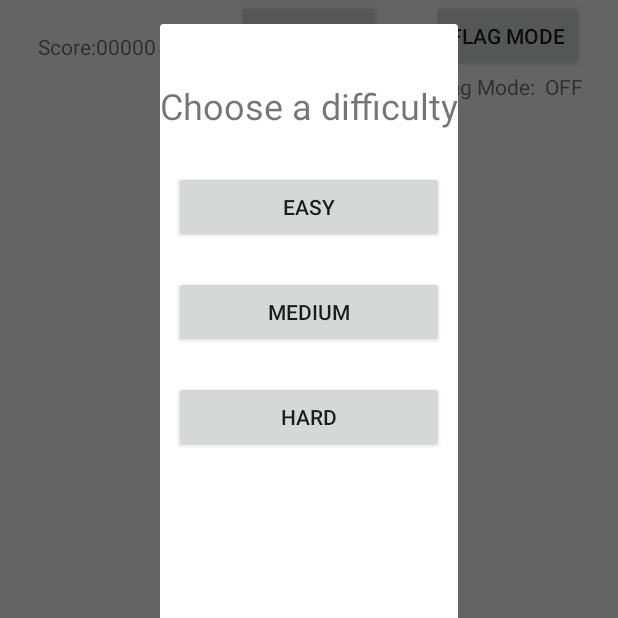
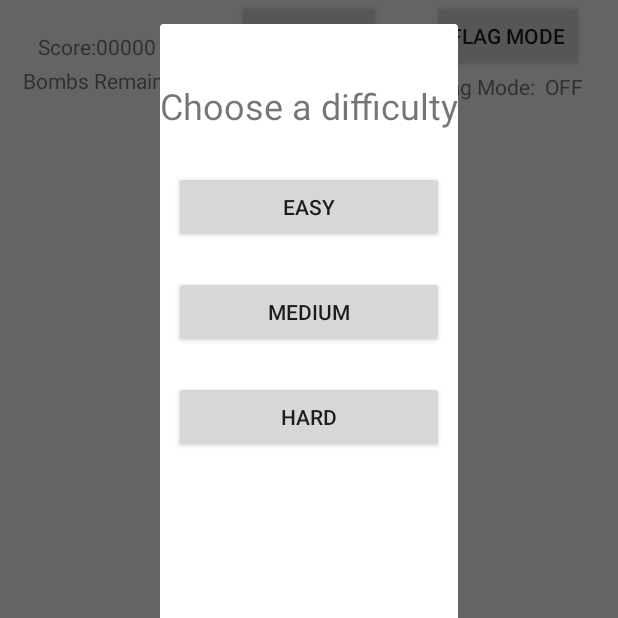
Before and after one commit to Scerelyn/AndroidMinesweeper, an Android app: the screen it shows after launch (MainActivity), after a tap on "NEW GAME", on a phone screen of 412 x 824 dp, the top half of it. Run offline under Robolectric (Android 15) with nearby library versions, the phone set to English and light mode, and no system bars; libraries missing offline, so code that uses them is left out: com.firebase.client; 1 statement that could not run was skipped.

Commit message:
Added bombs remaining text

```diff
--- a/app/src/main/java/neumont/minesweeper/MainActivity.java
+++ b/app/src/main/java/neumont/minesweeper/MainActivity.java
@@ -204,4 +204,10 @@ public class MainActivity extends AppCompatActivity implements View.OnClickListe
         // https://www.firebase.com/docs/android/quickstart.html
     }
 
+    private void UpdateBombCount()
+    {
+        TextView BombCounter = (TextView)findViewById(R.id.BombCountTextView);
+        //BombCounter.setText(minefield.NumBoms() - flaggedCells);
+    }
+
 }
--- a/app/src/main/res/layout/activity_main.xml
+++ b/app/src/main/res/layout/activity_main.xml
@@ -45,6 +45,23 @@
         android:layout_toEndOf="@+id/ScorePrefixTextView"
         android:text="00000" />
 
+    <TextView
+        android:id="@+id/BombPrefixTextView"
+        android:layout_width="wrap_content"
+        android:layout_height="wrap_content"
+        android:layout_alignParentStart="true"
+        android:layout_alignParentTop="true"
+        android:layout_marginStart="15dp"
+        android:layout_marginTop="44dp"
+        android:text="Bombs Remaining:"/>
+    <TextView
+        android:id="@+id/BombCountTextView"
+        android:layout_width="wrap_content"
+        android:layout_height="wrap_content"
+        android:layout_alignTop="@+id/BombPrefixTextView"
+        android:layout_toEndOf="@+id/BombPrefixTextView"
+        android:text = "0"/>
+
     <Button
         android:id="@+id/NewGameButton"
         android:layout_width="wrap_content"
```
